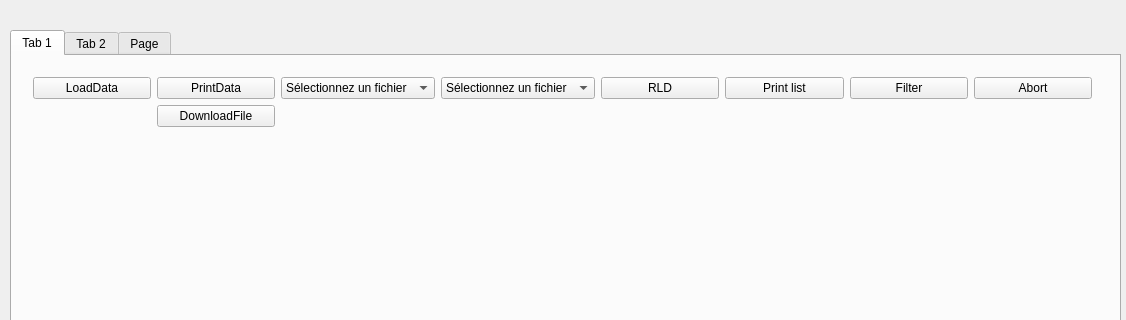
The window that mainwindow.ui (xD3CODER/reddit-Analysis) describes before a commit, drawn with Qt 5; both pictures show x 0 to 1126 and y 0 to 320 of the 1126 by 778 pixel window.
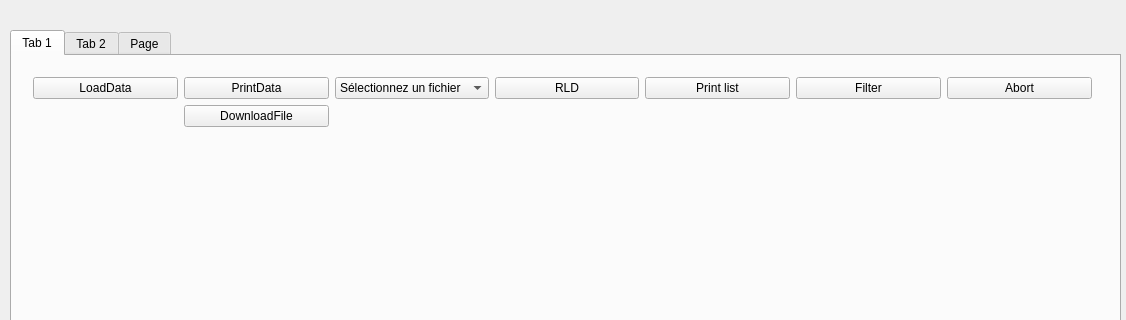
The same window after the commit.

```diff
--- a/mainwindow.ui
+++ b/mainwindow.ui
@@ -185,27 +185,27 @@
        </rect>
       </property>
       <layout class="QGridLayout" name="gridLayout">
-       <item row="0" column="5">
+       <item row="0" column="4">
         <widget class="QPushButton" name="pushButton_6">
          <property name="text">
           <string>Print list</string>
          </property>
         </widget>
        </item>
-       <item row="0" column="4">
-        <widget class="QPushButton" name="pushButton_4">
-         <property name="text">
-          <string>RLD</string>
-         </property>
-        </widget>
-       </item>
-       <item row="0" column="6">
+       <item row="0" column="5">
         <widget class="QPushButton" name="pushButton_5">
          <property name="text">
           <string>Filter</string>
          </property>
         </widget>
        </item>
+       <item row="0" column="3">
+        <widget class="QPushButton" name="pushButton_4">
+         <property name="text">
+          <string>RLD</string>
+         </property>
+        </widget>
+       </item>
        <item row="0" column="0">
         <widget class="QPushButton" name="pushButton_2">
          <property name="text">
@@ -213,6 +213,21 @@
          </property>
         </widget>
        </item>
+       <item row="0" column="2">
+        <widget class="QComboBox" name="comboBox">
+         <property name="editable">
+          <bool>false</bool>
+         </property>
+         <property name="currentText">
+          <string notr="true">Sélectionnez un fichier</string>
+         </property>
+         <item>
+          <property name="text">
+           <string>Sélectionnez un fichier</string>
+          </property>
+         </item>
+        </widget>
+       </item>
        <item row="0" column="1">
         <widget class="QPushButton" name="pushButton">
          <property name="text">
@@ -220,22 +235,7 @@
          </property>
         </widget>
        </item>
-       <item row="0" column="2">
-        <widget class="QComboBox" name="comboBox">
-         <property name="editable">
-          <bool>false</bool>
-         </property>
-         <property name="currentText">
-          <string notr="true">Sélectionnez un fichier</string>
-         </property>
-         <item>
-          <property name="text">
-           <string>Sélectionnez un fichier</string>
-          </property>
-         </item>
-        </widget>
-       </item>
-       <item row="0" column="7">
+       <item row="0" column="6">
         <widget class="QPushButton" name="pushButton_3">
          <property name="text">
           <string>Abort</string>
@@ -249,22 +249,7 @@
          </property>
         </widget>
        </item>
-       <item row="0" column="3">
-        <widget class="QComboBox" name="comboBox_2">
-         <property name="editable">
-          <bool>false</bool>
-         </property>
-         <property name="currentText">
-          <string notr="true">Sélectionnez un fichier</string>
-         </property>
-         <item>
-          <property name="text">
-           <string>Sélectionnez un fichier</string>
-          </property>
-         </item>
-        </widget>
-       </item>
-       <item row="2" column="0" colspan="8">
+       <item row="2" column="0" colspan="7">
         <widget class="QLabel" name="label_7">
          <property name="text">
           <string>TextLabel</string>
```
